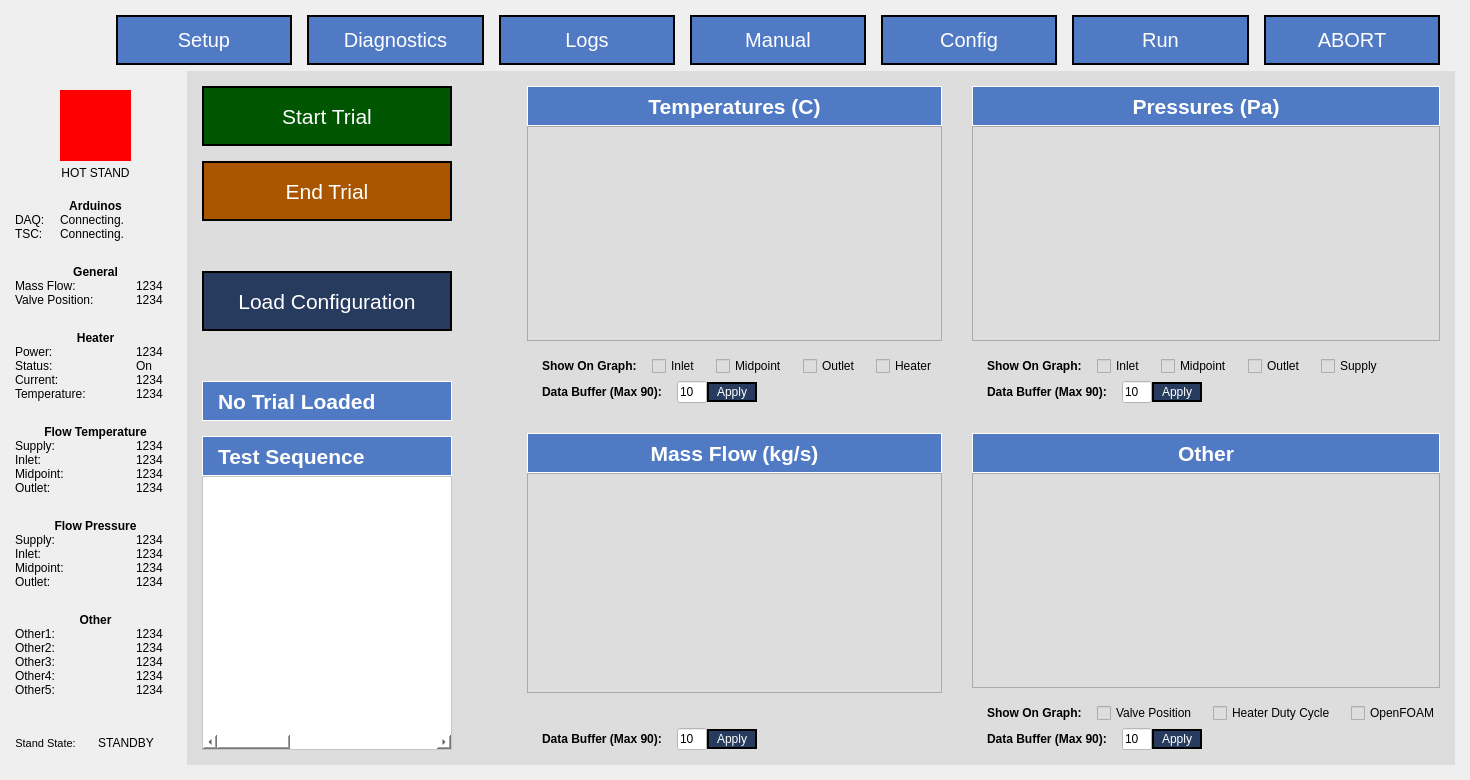
Old version of the form App/UI/QT5_Generated_UI.ui in the repository osuntp/ntp.
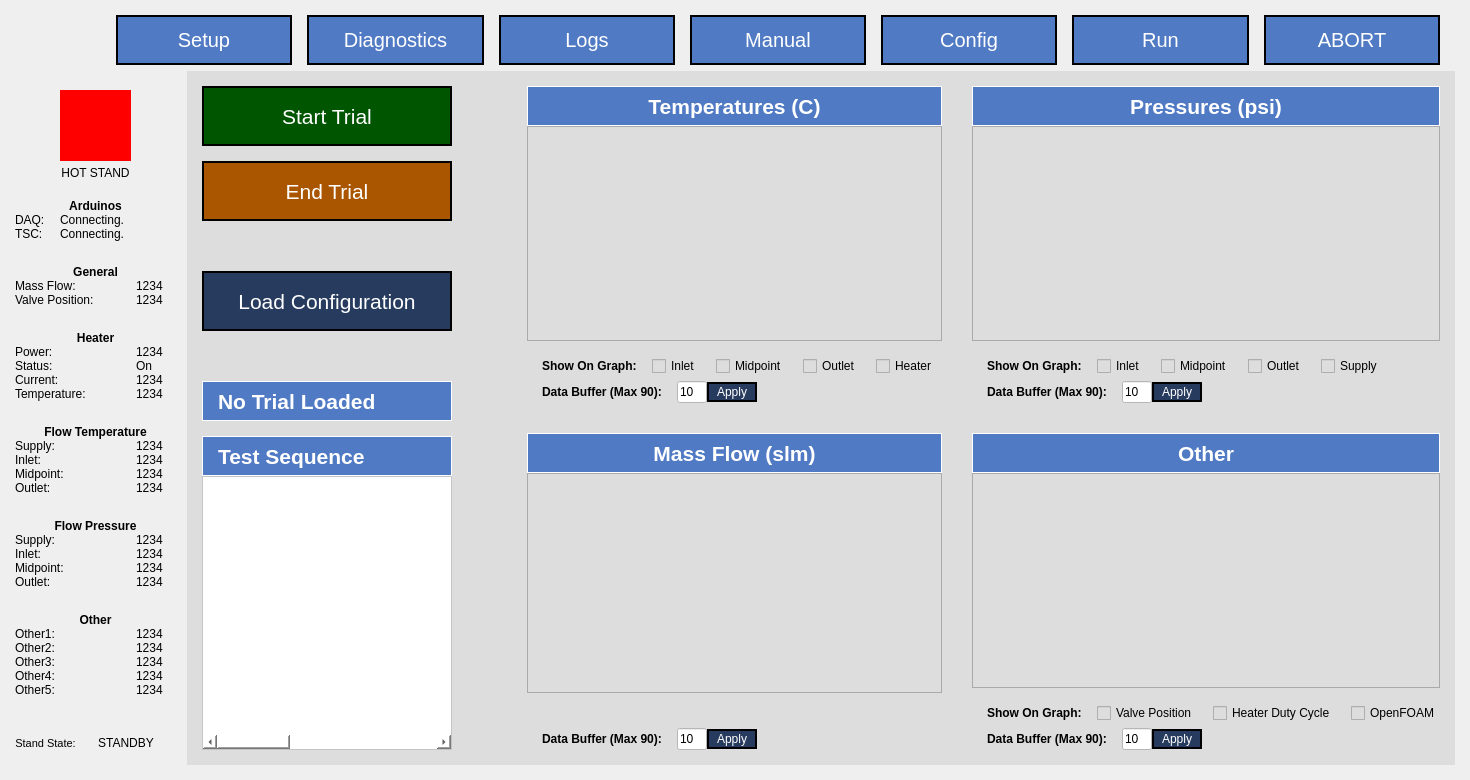
New version of the form. The open tabs and pages were chosen to show the change. Custom widgets are drawn as their Qt base class.

Commit message: Fixed units on run and diagnostics page.

Patch:
```diff
--- a/App/UI/QT5_Generated_UI.ui
+++ b/App/UI/QT5_Generated_UI.ui
@@ -3890,7 +3890,7 @@
 border: 1px solid white;</string>
                 </property>
                 <property name="text">
-                 <string>Pressures (Pa)</string>
+                 <string>Pressures (psi)</string>
                 </property>
                 <property name="alignment">
                  <set>Qt::AlignCenter</set>
@@ -4378,7 +4378,7 @@
 border: 1px solid white;</string>
                 </property>
                 <property name="text">
-                 <string>Mass Flow (kg/s)</string>
+                 <string>Mass Flow (slm)</string>
                 </property>
                 <property name="alignment">
                  <set>Qt::AlignCenter</set>
```
Left out of the diff: 6 changed lines with no effect on the pictures. The commit also changes 2 other files.
